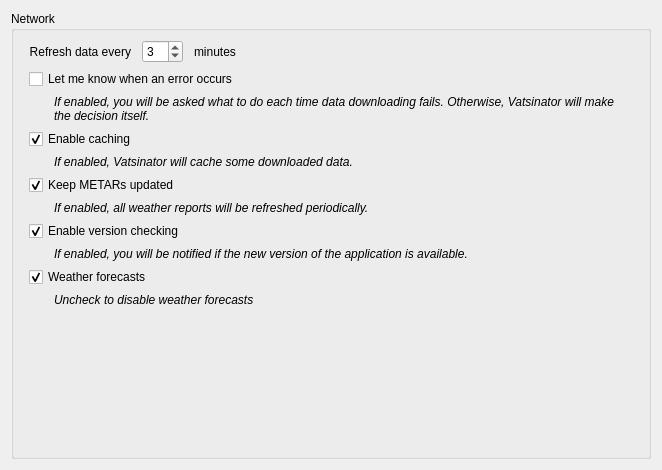
Old version of the form source/ui/pages/networkpage.ui in the repository Vatsinator/vatsinator-legacy.
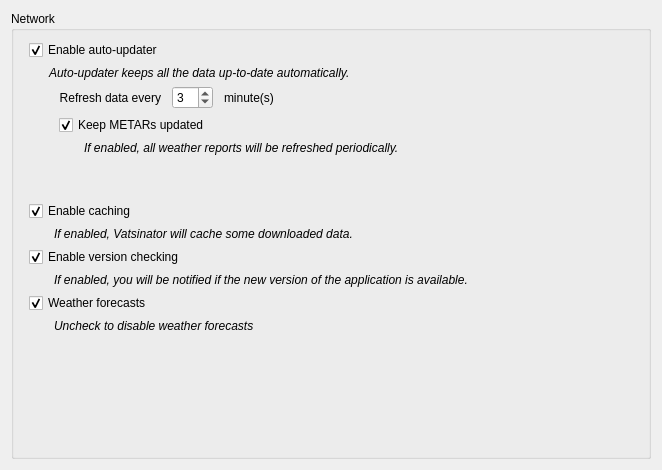
New version of the form.

Commit message: Aded auto_updater setting.

Diff of the .ui file:
```diff
--- a/source/ui/pages/networkpage.ui
+++ b/source/ui/pages/networkpage.ui
@@ -27,6 +27,51 @@
        <number>15</number>
       </property>
       <item>
+       <widget class="QCheckBox" name="AutoUpdaterCheckBox">
+        <property name="text">
+         <string>Enable auto-updater</string>
+        </property>
+        <property name="checked">
+         <bool>true</bool>
+        </property>
+       </widget>
+      </item>
+      <item>
+       <widget class="QLabel" name="label_4">
+        <property name="font">
+         <font>
+          <italic>true</italic>
+         </font>
+        </property>
+        <property name="text">
+         <string>Auto-updater keeps all the data up-to-date automatically.</string>
+        </property>
+        <property name="indent">
+         <number>20</number>
+        </property>
+       </widget>
+      </item>
+      <item>
+       <layout class="QHBoxLayout" name="horizontalLayout">
+        <item>
+         <spacer name="horizontalSpacer">
+          <property name="orientation">
+           <enum>Qt::Horizontal</enum>
+          </property>
+          <property name="sizeType">
+           <enum>QSizePolicy::Fixed</enum>
+          </property>
+          <property name="sizeHint" stdset="0">
+           <size>
+            <width>30</width>
+            <height>20</height>
+           </size>
+          </property>
+         </spacer>
+        </item>
+        <item>
+         <layout class="QVBoxLayout" name="verticalLayout_3">
+          <item>
        <layout class="QHBoxLayout" name="horizontalLayout_6">
         <item>
          <widget class="QLabel" name="label_5">
@@ -57,7 +102,7 @@
         <item>
          <widget class="QLabel" name="label_6">
           <property name="text">
-           <string>minutes</string>
+               <string notr="true">minute(s)</string>
           </property>
           <property name="indent">
            <number>5</number>
@@ -79,59 +124,6 @@
         </item>
        </layout>
       </item>
-      <item>
-       <widget class="QCheckBox" name="PromptOnErrorCheckBox">
-        <property name="text">
-         <string>Let me know when an error occurs</string>
-        </property>
-       </widget>
-      </item>
-      <item>
-       <widget class="QLabel" name="label_7">
-        <property name="font">
-         <font>
-          <italic>true</italic>
-         </font>
-        </property>
-        <property name="text">
-         <string>If enabled, you will be asked what to do each time data downloading fails. Otherwise, Vatsinator will make the decision itself.</string>
-        </property>
-        <property name="wordWrap">
-         <bool>true</bool>
-        </property>
-        <property name="indent">
-         <number>25</number>
-        </property>
-       </widget>
-      </item>
-      <item>
-       <widget class="QCheckBox" name="CachingCheckBox">
-        <property name="text">
-         <string>Enable caching</string>
-        </property>
-        <property name="checked">
-         <bool>true</bool>
-        </property>
-       </widget>
-      </item>
-      <item>
-       <widget class="QLabel" name="label_2">
-        <property name="font">
-         <font>
-          <italic>true</italic>
-         </font>
-        </property>
-        <property name="text">
-         <string>If enabled, Vatsinator will cache some downloaded data.</string>
-        </property>
-        <property name="wordWrap">
-         <bool>true</bool>
-        </property>
-        <property name="indent">
-         <number>25</number>
-        </property>
-       </widget>
-      </item>
       <item>
        <widget class="QCheckBox" name="RefreshMetarsCheckBox">
         <property name="text">
@@ -151,6 +143,54 @@
         </property>
         <property name="text">
          <string>If enabled, all weather reports will be refreshed periodically.</string>
+            </property>
+            <property name="wordWrap">
+             <bool>true</bool>
+            </property>
+            <property name="indent">
+             <number>25</number>
+            </property>
+           </widget>
+          </item>
+         </layout>
+        </item>
+       </layout>
+      </item>
+      <item>
+       <spacer name="verticalSpacer_2">
+        <property name="orientation">
+         <enum>Qt::Vertical</enum>
+        </property>
+        <property name="sizeType">
+         <enum>QSizePolicy::Fixed</enum>
+        </property>
+        <property name="sizeHint" stdset="0">
+         <size>
+          <width>20</width>
+          <height>40</height>
+         </size>
+        </property>
+       </spacer>
+      </item>
+      <item>
+       <widget class="QCheckBox" name="CachingCheckBox">
+        <property name="text">
+         <string>Enable caching</string>
+        </property>
+        <property name="checked">
+         <bool>true</bool>
+        </property>
+       </widget>
+      </item>
+      <item>
+       <widget class="QLabel" name="label_2">
+        <property name="font">
+         <font>
+          <italic>true</italic>
+         </font>
+        </property>
+        <property name="text">
+         <string>If enabled, Vatsinator will cache some downloaded data.</string>
         </property>
         <property name="wordWrap">
          <bool>true</bool>
```
Left out of the diff: 2 changed lines with no effect on the pictures. Lines whose indentation alone changed are shown as unchanged. The commit also changes 2 other files.
